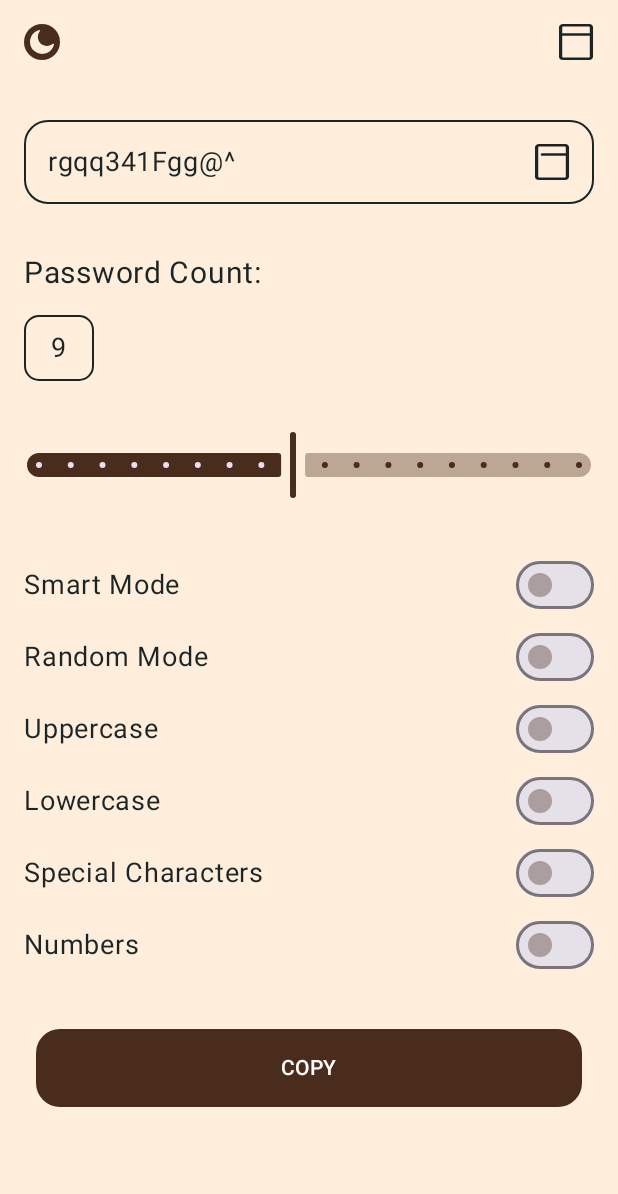
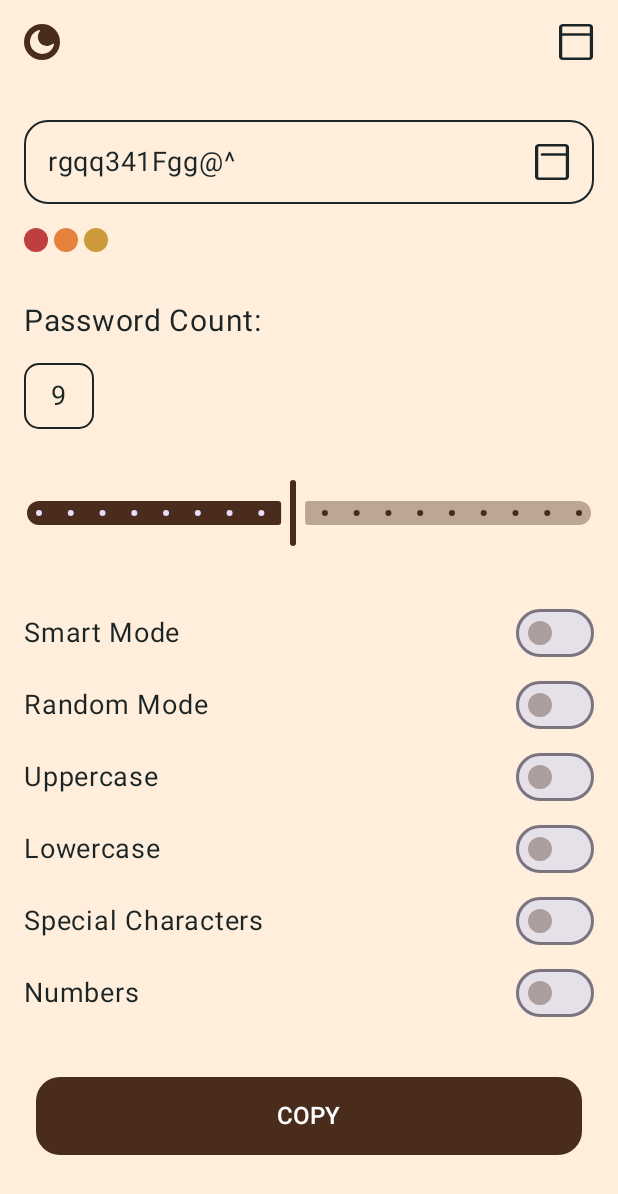
Before and after one commit to iAmEben/KeySmith, an Android app built with Jetpack Compose: the screen it shows after launch (MainActivity), on a phone screen of 412 x 824 dp. Shown: the top 1194 px of the screen. Run offline under Robolectric (Android 15) with nearby library versions, the phone set to English and light mode, and no system bars; our stand-ins replace Dagger/Hilt's generated code.

Commit message:
Added Indicator to main screen, increase fontsize and made relevant icons theme aware

```diff
--- a/app/src/main/java/com/iameben/keysmith/ui/screen/main/MainScreen.kt
+++ b/app/src/main/java/com/iameben/keysmith/ui/screen/main/MainScreen.kt
@@ -1,8 +1,8 @@
 package com.iameben.keysmith.ui.screen.main
 
-import android.widget.Toast
 import androidx.compose.foundation.Image
 import androidx.compose.foundation.background
+import androidx.compose.foundation.isSystemInDarkTheme
 import androidx.compose.foundation.layout.Arrangement
 import androidx.compose.foundation.layout.Column
 import androidx.compose.foundation.layout.Row
@@ -28,8 +28,8 @@ import androidx.compose.runtime.mutableFloatStateOf
 import androidx.compose.runtime.mutableStateOf
 import androidx.compose.runtime.remember
 import androidx.compose.runtime.setValue
-import androidx.compose.ui.Alignment
 import androidx.compose.ui.Modifier
+import androidx.compose.ui.graphics.Color
 import androidx.compose.ui.graphics.ColorFilter
 import androidx.compose.ui.res.painterResource
 import androidx.compose.ui.tooling.preview.Preview
@@ -39,7 +39,14 @@ import com.iameben.keysmith.util.Space
 import com.iameben.keysmith.R
 import com.iameben.keysmith.ui.components.CircularIcon
 import com.iameben.keysmith.ui.components.LabeledSwitch
+import com.iameben.keysmith.ui.components.PasswordIndicator
 import com.iameben.keysmith.ui.components.RowStrokedRounded
+import com.iameben.keysmith.ui.theme.DeepRed
+import com.iameben.keysmith.ui.theme.Gold
+import com.iameben.keysmith.ui.theme.Orange
+import com.iameben.keysmith.ui.theme.Red
+import com.iameben.keysmith.ui.theme.RusticOrange
+import com.iameben.keysmith.ui.theme.YellowBrown
 
 
 @Composable
@@ -66,11 +73,25 @@ fun MainScreen(
                 .height(30.dp),
             horizontalArrangement = Arrangement.SpaceBetween
         ) {
+            if (isSystemInDarkTheme()) {
+
+                Image(
+                    painter = painterResource(R.drawable.ic_light_mode),
+                    contentDescription = "Light mode",
+                    modifier.size(24.dp),
+                    colorFilter = ColorFilter.tint(MaterialTheme.colorScheme.onBackground)
+
+                )
+            }else {
+
                 CircularIcon(
                     R.drawable.ic_dark_mode,
-                "dark mode icon",
+                    "dark mode"
+                )
 
-            )
+            }
+
+
 
             Image(
                 painter = painterResource(R.drawable.ic_save),
@@ -91,6 +112,18 @@ fun MainScreen(
                 text = "rgqq341Fgg@^"
             )
 
+            if (isSystemInDarkTheme()) {
+
+                Image(
+                    painter = painterResource(R.drawable.ic_copy_dark),
+                    contentDescription = "Copy",
+                    modifier.size(24.dp),
+                    colorFilter = ColorFilter.tint(MaterialTheme.colorScheme.onBackground)
+
+                )
+
+            } else {
+
                 Image(
                     painter = painterResource(R.drawable.ic_copy_light),
                     contentDescription = "Copy",
@@ -98,8 +131,35 @@ fun MainScreen(
                     colorFilter = ColorFilter.tint(MaterialTheme.colorScheme.onBackground)
 
                 )
+            }
+
 
         }
+
+        Space()
+
+        if (isSystemInDarkTheme()){
+
+            PasswordIndicator(
+                dotSize = 16.dp,
+                dotColor1 = DeepRed,
+                dotColor2 = RusticOrange,
+                dotColor3 = Gold
+
+            )
+
+        } else {
+
+            PasswordIndicator(
+                dotSize = 16.dp,
+                dotColor1 = Red,
+                dotColor2 = Orange,
+                dotColor3 = YellowBrown
+
+            )
+
+        }
+
 
         Space(size = 34.dp)
 
@@ -159,7 +219,8 @@ fun MainScreen(
                 modifier = modifier
                     .padding(8.dp),
                 text = "COPY",
-                color = MaterialTheme.colorScheme.onPrimary
+                fontSize = 16.sp,
+                color = MaterialTheme.colorScheme.onPrimary,
             )
         }
 
```
Lines whose indentation alone changed are shown as unchanged.
